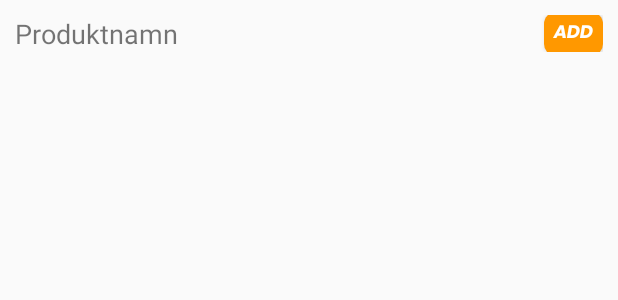
After one commit to LinusIlbratt/familyshoppingapp, an Android app: the layout item_product.xml on its own in the app's theme, with its tools: preview values and no code run, on a phone screen of 412 x 824 dp. The commit adds this screen. Shown: the top 300 px of the screen. Run offline under Robolectric (Android 15) with nearby library versions, the phone set to English and light mode, and no system bars.

Commit message:
recycleview layout

```diff
--- /dev/null
+++ b/app/src/main/res/drawable/btn_cart_background.xml
@@ -0,0 +1,18 @@
+<?xml version="1.0" encoding="utf-8"?>
+<selector xmlns:android="http://schemas.android.com/apk/res/android">
+
+    <item android:state_pressed="true">
+        <shape android:shape="rectangle">
+            <solid android:color="#E0E0E0"/>
+            <corners android:radius="8dp"/>
+        </shape>
+    </item>
+
+
+    <item>
+        <shape android:shape="rectangle">
+            <solid android:color="#FF9800"/>
+            <corners android:radius="8dp"/>
+        </shape>
+    </item>
+</selector>
--- a/app/src/main/res/layout/activity_main.xml
+++ b/app/src/main/res/layout/activity_main.xml
@@ -6,13 +6,13 @@
     android:layout_height="match_parent"
     tools:context=".MainActivity">
 
-    <TextView
-        android:layout_width="wrap_content"
-        android:layout_height="wrap_content"
-        android:text="Hello World!"
+    <androidx.recyclerview.widget.RecyclerView
+        android:id="@+id/recycler_view"
+        android:layout_width="0dp"
+        android:layout_height="0dp"
+        app:layout_constraintTop_toTopOf="parent"
         app:layout_constraintBottom_toBottomOf="parent"
-        app:layout_constraintEnd_toEndOf="parent"
         app:layout_constraintStart_toStartOf="parent"
-        app:layout_constraintTop_toTopOf="parent" />
+        app:layout_constraintEnd_toEndOf="parent"/>
 
 </androidx.constraintlayout.widget.ConstraintLayout>
--- /dev/null
+++ b/app/src/main/res/layout/item_product.xml
@@ -0,0 +1,35 @@
+<?xml version="1.0" encoding="utf-8"?>
+<androidx.constraintlayout.widget.ConstraintLayout xmlns:android="http://schemas.android.com/apk/res/android"
+    android:layout_width="match_parent"
+    android:layout_height="wrap_content"
+    xmlns:app="http://schemas.android.com/apk/res-auto"
+    android:padding="10dp">
+
+    <TextView
+        android:id="@+id/productNameTextView"
+        android:layout_width="0dp"
+        android:layout_height="wrap_content"
+        android:text="Produktnamn"
+        android:textSize="18sp"
+        app:layout_constraintTop_toTopOf="parent"
+        app:layout_constraintBottom_toBottomOf="parent"
+        app:layout_constraintStart_toStartOf="parent"
+        app:layout_constraintEnd_toStartOf="@+id/buttonAddToCart"/>
+
+    <Button
+        android:id="@+id/buttonAddToCart"
+        android:layout_width="0dp"
+        android:layout_height="0dp"
+        app:layout_constraintWidth_percent="0.1"
+        app:layout_constraintHeight_percent="1.2"
+        android:background="@drawable/btn_cart_background"
+        android:text="Add"
+        android:fontFamily="@font/poppins_bold_italic"
+        android:textColor="@color/white"
+        android:textSize="12sp"
+        android:gravity="center"
+        app:layout_constraintBottom_toBottomOf="parent"
+        app:layout_constraintEnd_toEndOf="parent"
+        app:layout_constraintTop_toTopOf="parent" />
+
+</androidx.constraintlayout.widget.ConstraintLayout>
--- a/app/src/main/res/values-night/themes.xml
+++ b/app/src/main/res/values-night/themes.xml
@@ -1,6 +1,6 @@
 <resources xmlns:tools="http://schemas.android.com/tools">
     <!-- Base application theme. -->
-    <style name="Base.Theme.FamilyShoppingApp" parent="Theme.Material3.DayNight.NoActionBar">
+    <style name="Base.Theme.FamilyShoppingApp" parent="Theme.AppCompat.DayNight.NoActionBar">
         <!-- Customize your dark theme here. -->
         <!-- <item name="colorPrimary">@color/my_dark_primary</item> -->
     </style>
--- a/app/src/main/res/values/themes.xml
+++ b/app/src/main/res/values/themes.xml
@@ -1,6 +1,6 @@
 <resources xmlns:tools="http://schemas.android.com/tools">
     <!-- Base application theme. -->
-    <style name="Base.Theme.FamilyShoppingApp" parent="Theme.Material3.DayNight.NoActionBar">
+    <style name="Base.Theme.FamilyShoppingApp" parent="Theme.AppCompat.DayNight.NoActionBar">
         <!-- Customize your light theme here. -->
         <!-- <item name="colorPrimary">@color/my_light_primary</item> -->
     </style>
```
Also changed, not shown: app/src/main/res/drawable/checkboxicon.png (added), app/src/main/res/font/poppins_bold_italic.ttf (added), app/src/main/res/font/poppins_italic.ttf (added), app/src/main/res/font/poppins_thin.ttf (added).
